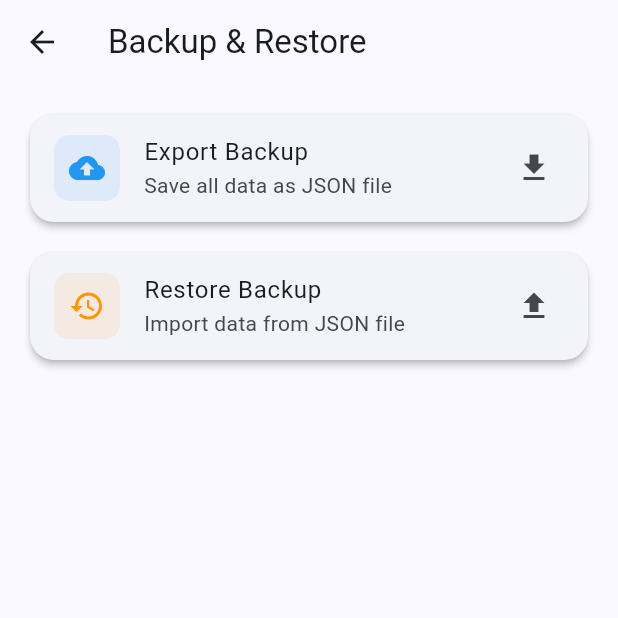
After one commit to zuraiz-01/digi_khata, a Flutter app: the BackupScreen screen opened by its route, after a tap on "Restore Backup", on a phone screen of 412 x 824 dp, the top half of it. The commit adds this screen. Run offline on Flutter 3.47's test engine with Material 3 defaults, Android fonts, the phone set to English and light mode, and no system bars; our stand-ins replace cloud_firestore, csv, file_picker, firebase_auth, firebase_core, pdf and 1 more; accounts and stored records are empty.

Commit message:
feat: add offline backup and restore

```diff
--- a/lib/main.dart
+++ b/lib/main.dart
@@ -23,6 +23,7 @@ import 'screens/invoice_screen.dart';
 import 'screens/create_invoice_screen.dart';
 import 'screens/report_screen.dart';
 import 'screens/export_screen.dart';
+import 'screens/backup_screen.dart';
 import 'screens/dashboard_screen.dart';
 
 void main() async {
@@ -111,6 +112,7 @@ class DigiKhataApp extends StatelessWidget {
         '/create-invoice': (context) => const CreateInvoiceScreen(),
         '/reports': (context) => const ReportScreen(),
         '/export': (context) => const ExportScreen(),
+        '/backup': (context) => const BackupScreen(),
         '/dashboard': (context) => const DashboardScreen(),
       },
       home: Consumer<AppAuthProvider>(
--- /dev/null
+++ b/lib/screens/backup_screen.dart
@@ -0,0 +1,121 @@
+import 'dart:io';
+import 'package:flutter/material.dart';
+import 'package:provider/provider.dart';
+import 'package:file_picker/file_picker.dart';
+import '../providers/business_provider.dart';
+import '../services/backup_service.dart';
+
+class BackupScreen extends StatefulWidget {
+  const BackupScreen({super.key});
+
+  @override
+  State<BackupScreen> createState() => _BackupScreenState();
+}
+
+class _BackupScreenState extends State<BackupScreen> {
+  final _backupService = BackupService();
+  bool _isProcessing = false;
+
+  Future<void> _exportBackup() async {
+    setState(() => _isProcessing = true);
+    final bp = context.read<BusinessProvider>();
+    final messenger = ScaffoldMessenger.of(context);
+    if (bp.currentBusiness != null) {
+      try {
+        await _backupService.exportBackup(bp.currentBusiness!.id);
+        if (mounted) {
+          messenger.showSnackBar(
+            const SnackBar(content: Text('Backup exported successfully')),
+          );
+        }
+      } catch (e) {
+        if (mounted) {
+          messenger.showSnackBar(
+            SnackBar(content: Text('Error: $e'), backgroundColor: Colors.red),
+          );
+        }
+      }
+    }
+    if (mounted) setState(() => _isProcessing = false);
+  }
+
+  Future<void> _importBackup() async {
+    final result = await FilePicker.platform.pickFiles(
+      type: FileType.custom,
+      allowedExtensions: ['json'],
+    );
+    if (result == null || result.files.single.path == null) return;
+
+    setState(() => _isProcessing = true);
+    final bp = context.read<BusinessProvider>();
+    final messenger = ScaffoldMessenger.of(context);
+    if (bp.currentBusiness != null) {
+      try {
+        await _backupService.importBackup(bp.currentBusiness!.id, File(result.files.single.path!));
+        if (mounted) {
+          messenger.showSnackBar(
+            const SnackBar(content: Text('Backup restored successfully')),
+          );
+        }
+      } catch (e) {
+        if (mounted) {
+          messenger.showSnackBar(
+            SnackBar(content: Text('Error: $e'), backgroundColor: Colors.red),
+          );
+        }
+      }
+    }
+    if (mounted) setState(() => _isProcessing = false);
+  }
+
+  @override
+  Widget build(BuildContext context) {
+    return Scaffold(
+      appBar: AppBar(title: const Text('Backup & Restore')),
+      body: Padding(
+        padding: const EdgeInsets.all(16),
+        child: Column(
+          children: [
+            Card(
+              child: ListTile(
+                leading: Container(
+                  padding: const EdgeInsets.all(10),
+                  decoration: BoxDecoration(
+                    color: Colors.blue.withValues(alpha: 0.1),
+                    borderRadius: BorderRadius.circular(10),
+                  ),
+                  child: const Icon(Icons.backup, color: Colors.blue),
+                ),
+                title: const Text('Export Backup'),
+                subtitle: const Text('Save all data as JSON file'),
+                trailing: const Icon(Icons.download),
+                onTap: _isProcessing ? null : _exportBackup,
+              ),
+            ),
+            const SizedBox(height: 12),
+            Card(
+              child: ListTile(
+                leading: Container(
+                  padding: const EdgeInsets.all(10),
+                  decoration: BoxDecoration(
+                    color: Colors.orange.withValues(alpha: 0.1),
+                    borderRadius: BorderRadius.circular(10),
+                  ),
+                  child: const Icon(Icons.restore, color: Colors.orange),
+                ),
+                title: const Text('Restore Backup'),
+                subtitle: const Text('Import data from JSON file'),
+                trailing: const Icon(Icons.upload),
+                onTap: _isProcessing ? null : _importBackup,
+              ),
+            ),
+            if (_isProcessing) ...[
+              const SizedBox(height: 24),
+              const Center(child: CircularProgressIndicator()),
+            ],
+          ],
+        ),
+      ),
+    );
+  }
+}
--- a/lib/screens/dashboard_screen.dart
+++ b/lib/screens/dashboard_screen.dart
@@ -170,6 +170,8 @@ class _DashboardScreenState extends State<DashboardScreen> {
                 Navigator.pushNamed(context, '/whatsapp-reminder');
               } else if (value == 'export') {
                 Navigator.pushNamed(context, '/export');
+              } else if (value == 'backup') {
+                Navigator.pushNamed(context, '/backup');
               } else if (value == 'add-business') {
                 Navigator.pushNamed(context, '/business-setup');
               } else if (value == 'logout') {
@@ -180,6 +182,7 @@ class _DashboardScreenState extends State<DashboardScreen> {
               const PopupMenuItem(value: 'staff', child: Text('Staff')),
               const PopupMenuItem(value: 'whatsapp', child: Text('WhatsApp Reminder')),
               const PopupMenuItem(value: 'export', child: Text('Export Data')),
+              const PopupMenuItem(value: 'backup', child: Text('Backup & Restore')),
               const PopupMenuItem(value: 'add-business', child: Text('Add Business')),
               const PopupMenuItem(value: 'logout', child: Text('Logout')),
             ],
--- /dev/null
+++ b/lib/services/backup_service.dart
@@ -0,0 +1,53 @@
+import 'dart:convert';
+import 'dart:io';
+import 'package:cloud_firestore/cloud_firestore.dart';
+import 'package:path_provider/path_provider.dart';
+import 'package:share_plus/share_plus.dart';
+
+class BackupService {
+  final FirebaseFirestore _firestore = FirebaseFirestore.instance;
+
+  Future<void> exportBackup(String businessId) async {
+    final data = <String, dynamic>{};
+
+    final collections = ['customers', 'suppliers', 'ledger', 'invoices'];
+    for (final col in collections) {
+      final snap = await _firestore
+          .collection('businesses')
+          .doc(businessId)
+          .collection(col)
+          .get();
+      data[col] = snap.docs.map((doc) {
+        final d = doc.data();
+        d['_id'] = doc.id;
+        return d;
+      }).toList();
+    }
+
+    final json = const JsonEncoder.withIndent('  ').convert(data);
+    final dir = await getTemporaryDirectory();
+    final file = File('${dir.path}/digi_khata_backup.json');
+    await file.writeAsString(json);
+    await Share.shareXFiles([XFile(file.path)], text: 'Digi Khata Backup');
+  }
+
+  Future<void> importBackup(String businessId, File file) async {
+    final json = await file.readAsString();
+    final data = jsonDecode(json) as Map<String, dynamic>;
+
+    final collections = ['customers', 'suppliers', 'ledger', 'invoices'];
+    for (final col in collections) {
+      if (data[col] == null) continue;
+      for (final item in data[col] as List<dynamic>) {
+        final map = item as Map<String, dynamic>;
+        final id = map.remove('_id') ?? _firestore.collection('tmp').doc().id;
+        await _firestore
+            .collection('businesses')
+            .doc(businessId)
+            .collection(col)
+            .doc(id as String)
+            .set(map);
+      }
+    }
+  }
+}
--- a/pubspec.yaml
+++ b/pubspec.yaml
@@ -44,6 +44,7 @@ dependencies:
   csv: ^6.0.0
   path_provider: ^2.1.5
   share_plus: ^10.1.4
+  file_picker: ^8.1.7
 
 dev_dependencies:
   flutter_test:
```
Also changed, not shown: pubspec.lock, 1 other file.
